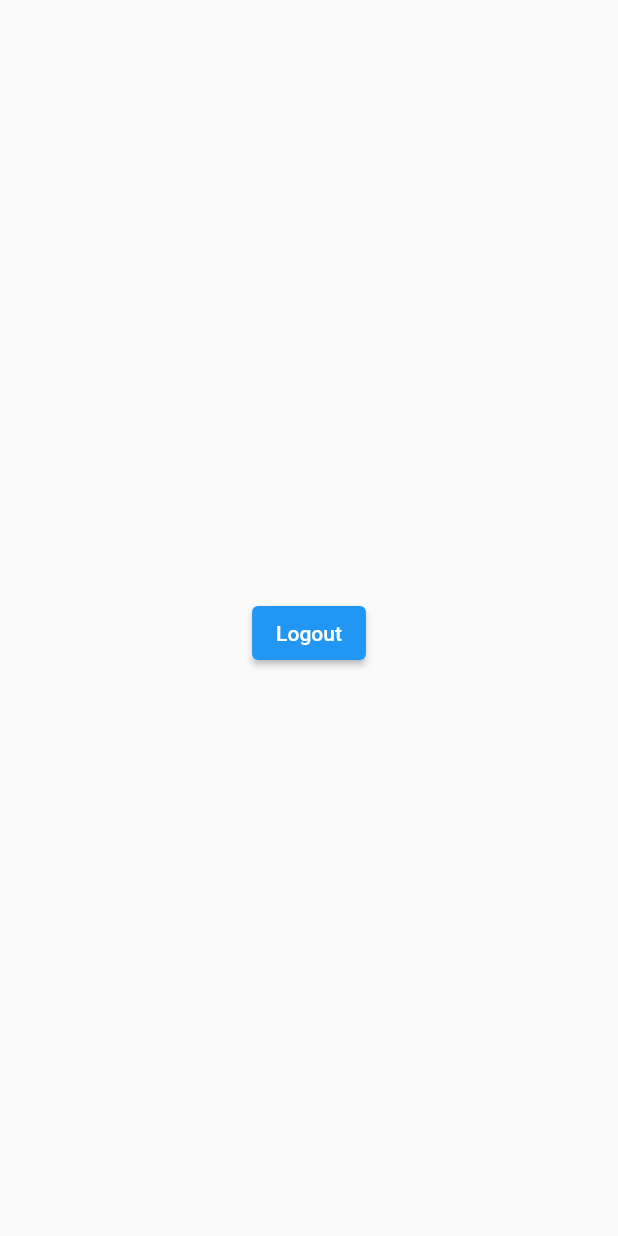
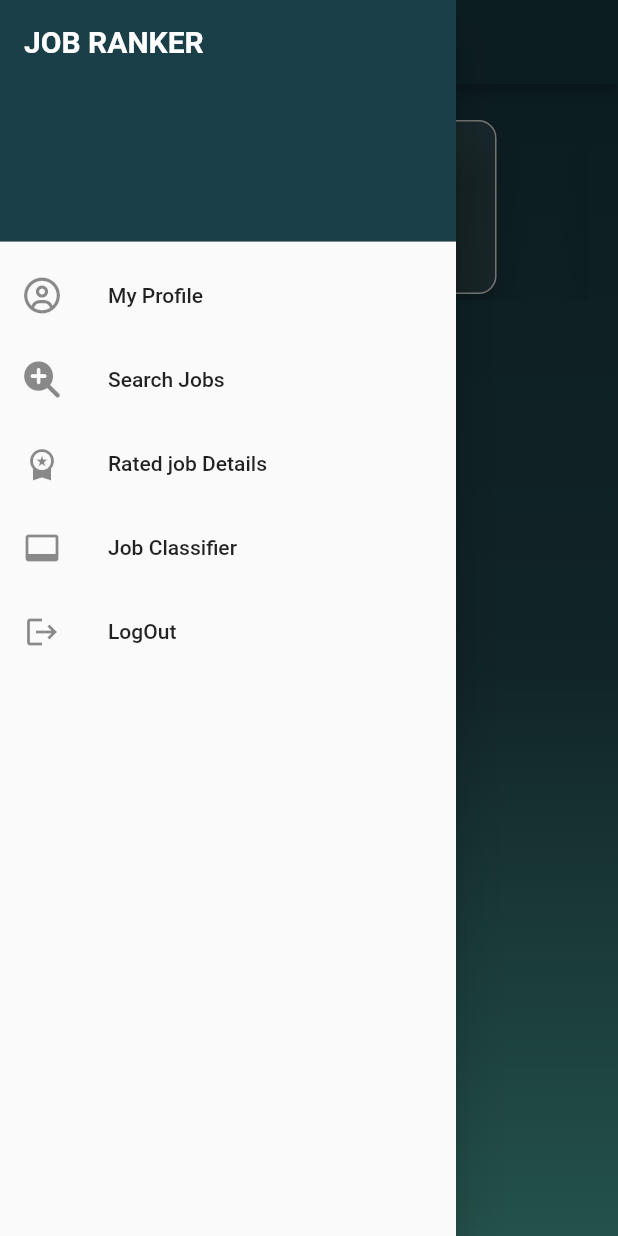
Before and after one commit to ManujaDewmina/User-Login-Template-Flutter-with-Firebase, a Flutter app: the HomeScreen screen opened directly, with the side drawer open (before the commit the screen has no drawer), on a phone screen of 412 x 824 dp. Run offline on Flutter 3.47's test engine with Material 2 defaults, Android fonts, the phone set to English and light mode, and no system bars; drawn by our look-alikes of carousel_slider; our stand-ins replace firebase_auth, firebase_core, font_awesome_flutter; accounts and stored records are empty.

Commit message:
Start Home Screen

```diff
--- a/lib/main.dart
+++ b/lib/main.dart
@@ -1,6 +1,6 @@
 import 'package:firebase_core/firebase_core.dart';
 import 'package:flutter/material.dart';
-import 'package:sign_in_and_up_flutter/screen/sign_in_screen.dart';
+import 'package:sign_in_and_up_flutter/screen/home_screen_test.dart';
 
 void main() async {
   WidgetsFlutterBinding.ensureInitialized();
@@ -19,7 +19,7 @@ class MyApp extends StatelessWidget {
       theme: ThemeData(
         primarySwatch: Colors.blue,
       ),
-      home: const SignInScreen(),
+      home: const HomeScreen(),
     );
   }
 }
--- a/lib/reusable_widgets/reusable_widget.dart
+++ b/lib/reusable_widgets/reusable_widget.dart
@@ -124,7 +124,7 @@ SnackBar ackMessage(String msg){
         ),
         child: Column(
           children: [
-            const Text("Info :",
+            const Text("Info",
               style: TextStyle(fontSize: 16, color: Colors.black87),
             ),
             const Padding(padding: EdgeInsets.fromLTRB(0, 10, 0, 0)),
@@ -141,3 +141,30 @@ SnackBar ackMessage(String msg){
     elevation: 0,
   );
 }
+
+Card swapCard(String topic) {
+  return Card(
+    elevation: 10,
+    color: Colors.white12,
+    shape: const RoundedRectangleBorder(
+      side: BorderSide(
+        color: Colors.white,
+      ),
+          borderRadius: BorderRadius.all(Radius.circular(12)),
+    ),
+    child: SizedBox(
+      width: 250,
+      height:150,
+      child: Center(
+        child: Text(
+          topic,
+          style: const TextStyle(
+              color: Colors.white,
+              fontWeight: FontWeight.bold,
+              fontSize: 16,
+          ),
+        ),
+      ),
+    ),
+  );
+}
--- a/lib/screen/home_screen_test.dart
+++ b/lib/screen/home_screen_test.dart
@@ -1,6 +1,11 @@
 import 'package:firebase_auth/firebase_auth.dart';
 import 'package:flutter/material.dart';
+import 'package:sign_in_and_up_flutter/reusable_widgets/reusable_widget.dart';
 import 'package:sign_in_and_up_flutter/screen/sign_in_screen.dart';
+import 'package:carousel_slider/carousel_slider.dart';
+import 'package:font_awesome_flutter/font_awesome_flutter.dart';
+
+import '../Utils/color_utils.dart';
 
 class HomeScreen extends StatefulWidget {
   const HomeScreen({Key? key}) : super(key: key);
@@ -10,31 +15,107 @@ class HomeScreen extends StatefulWidget {
 }
 
 class _HomeScreenState extends State<HomeScreen> {
-
-  var currentUser = FirebaseAuth.instance.currentUser;
+  int activeCardIndex = 0;
+  //var currentUser = FirebaseAuth.instance.currentUser;
 
   @override
   Widget build(BuildContext context) {
-    String? email = currentUser?.email;
-      return Center(
+    //String? email = currentUser?.email;
+    return Scaffold(
+      appBar: AppBar(
+        backgroundColor: hexStringToColor("1a3f49"),
+      ),
+        body: Container(
+          width: MediaQuery.of(context).size.width,
+          height: MediaQuery.of(context).size.height,
+          decoration: BoxDecoration(
+              gradient: LinearGradient(colors: [
+                hexStringToColor("1a3f49"),
+                hexStringToColor("244e54"),
+                hexStringToColor("4EB3A4"),
+              ],
+                  begin: Alignment.topCenter,
+                  end: Alignment.bottomCenter
+              )
+          ),
+        child: Padding(
+          padding: const EdgeInsets.fromLTRB(20, 20, 20, 0),
           child: Column(
-              mainAxisAlignment: MainAxisAlignment.center,
-              children: [
-                Text(
-                    email!,
-                    style: TextStyle(color: Colors.white, fontSize: 17)
+            children: <Widget>[
+              CarouselSlider(
+                  options: CarouselOptions(
+                    autoPlay: true,
+                    aspectRatio: 3.0,
+                    enlargeCenterPage: true,
+                  ),
+                  items: [
+                    swapCard("topic"),
+                    swapCard("test"),
+                    swapCard("rest")
+                  ]),
+            ],
+          ),
+        ),
+      ),
+      drawer: Drawer(
+        child: ListView(
+          children: [
+            DrawerHeader(
+              decoration: BoxDecoration(
+                color: hexStringToColor("1a3f49"),
+              ),
+            child: const Text(
+                'JOB RANKER',
+                style: TextStyle(
+                  fontSize: 20,
+                  fontWeight: FontWeight.bold,
+                  color: Colors.white,
                 ),
-                ElevatedButton(
-                    child: const Text("Logout"),
-                    onPressed: () {
-                      FirebaseAuth.instance.signOut().then((value) {
-                        Navigator.push(context, MaterialPageRoute(
-                            builder: (context) => const SignInScreen()));
-                      });
-                    }
-                )
-              ]
-          )
-      );
+              ),
+            ),
+            ListTile(
+              leading: const Icon(FontAwesomeIcons.circleUser),
+              title: const Text('My Profile'),
+              onTap: () {
+                Navigator.pop(context);
+              },
+            ),
+            ListTile(
+              leading: const Icon(FontAwesomeIcons.magnifyingGlassPlus),
+              title: const Text('Search Jobs'),
+              onTap: () {
+                Navigator.pop(context);
+              },
+            ),
+            ListTile(
+              leading: const Icon(Icons.workspace_premium),
+              title: const Text('Rated job Details'),
+              onTap: () {
+                Navigator.pop(context);
+              },
+            ),
+            ListTile(
+              leading: const Icon(Icons.video_label),
+              title: const Text('Job Classifier'),
+              onTap: () {
+                Navigator.pop(context);
+              },
+            ),
+            ListTile(
+              leading: const Icon(Icons.logout),
+              title: const Text('LogOut'),
+              onTap: () {
+                FirebaseAuth.instance.signOut().then((value) {
+                  Navigator.push(
+                      context,
+                      MaterialPageRoute(
+                          builder: (context) => const SignInScreen()));
+                });
+              },
+            ),
+          ],
+        ),
+      ),
+    );
   }
 }
--- a/pubspec.yaml
+++ b/pubspec.yaml
@@ -39,6 +39,7 @@ dependencies:
   firebase_core: ^2.4.0
   firebase_auth: ^4.2.1
   font_awesome_flutter: ^10.3.0
+  carousel_slider: ^4.2.1
 
 dev_dependencies:
   flutter_test:
```
Also changed, not shown: pubspec.lock.
